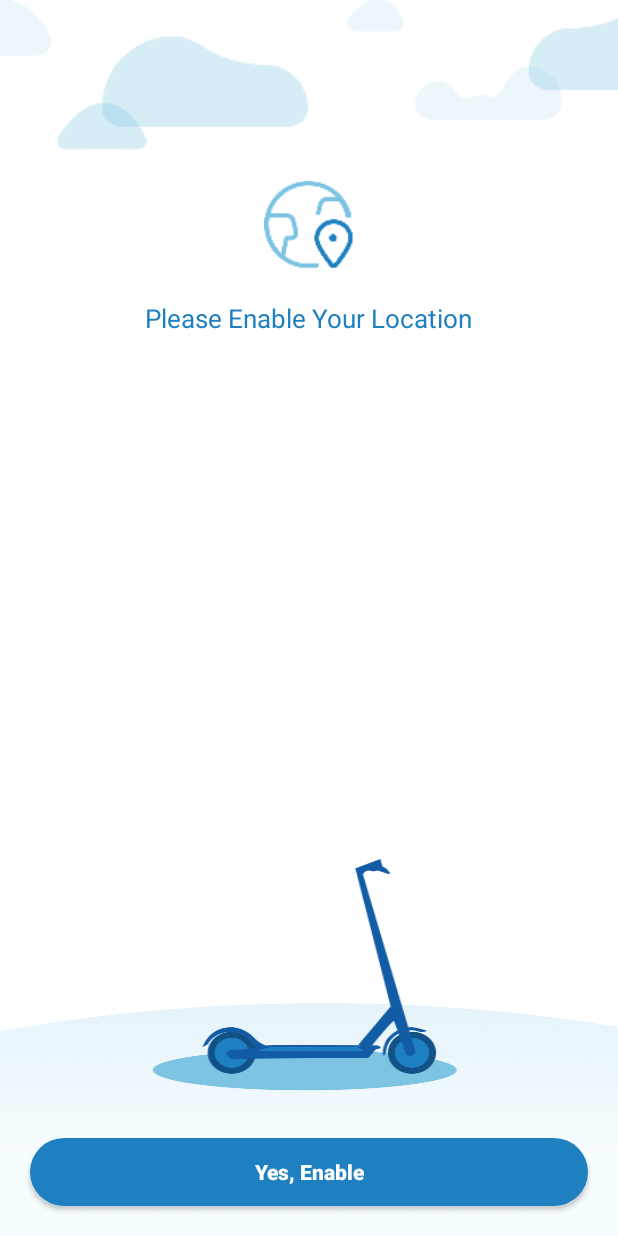
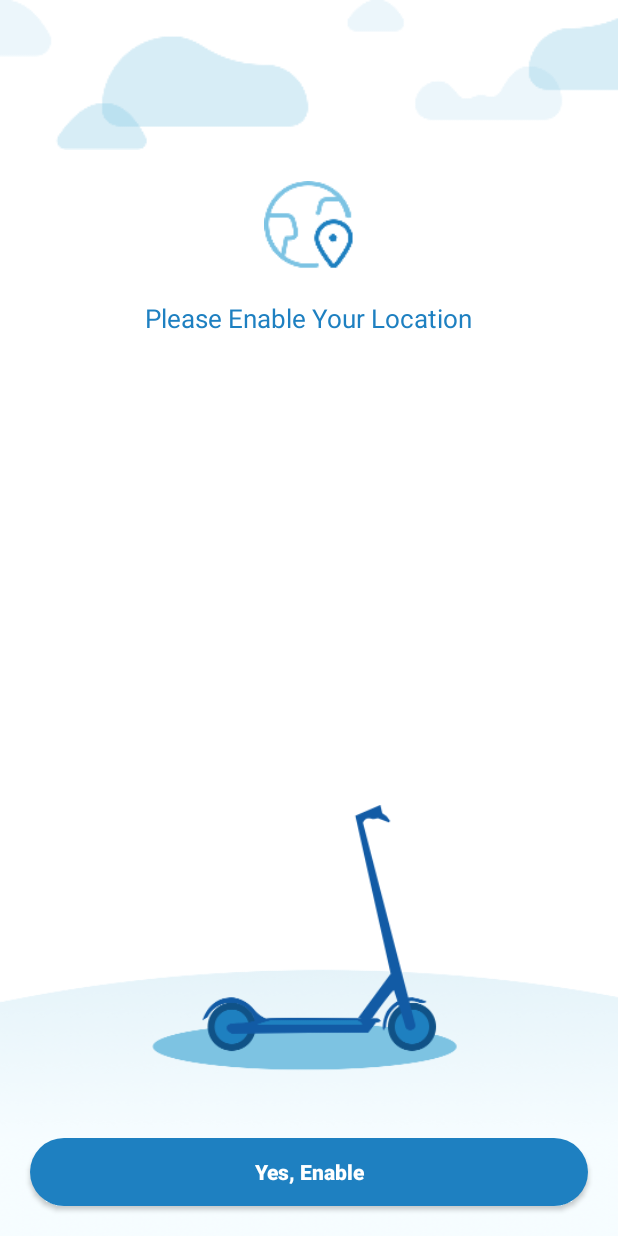
Before and after one commit to alexmbous/BlueDuck, an Android app: the EnableLocationActivity screen opened directly, with no data from a screen before it, on a phone screen of 412 x 824 dp. Run offline under Robolectric (Android 15) with nearby library versions, the phone set to English and light mode, and no system bars.

Commit message:
UI tweaks
- fixed stretching of image on "enable location" on account creation
- add default avatar and disable onclick on account creation

```diff
--- a/BlueDuck/app/build.gradle
+++ b/BlueDuck/app/build.gradle
@@ -26,7 +26,7 @@ android {
         applicationId "com.blueduckapp.blueduck"
         minSdkVersion 18
         targetSdkVersion 28
-        versionCode 20013
+        versionCode 20015
         versionName "2.0.0"
         testInstrumentationRunner "android.support.test.runner.AndroidJUnitRunner"
         ndk {
--- a/BlueDuck/app/src/main/java/com/blueduck/ride/login/activity/PersonalInformationActivity.java
+++ b/BlueDuck/app/src/main/java/com/blueduck/ride/login/activity/PersonalInformationActivity.java
@@ -91,7 +91,7 @@ public class PersonalInformationActivity extends BaseActivity implements SelectP
         baseTitleLayout.setVisibility(View.VISIBLE);
         baseTitleText.setText(getString(R.string.personal_information_title));
         imageHead = (ImageView) findViewById(R.id.image_head);
-        imageHead.setOnClickListener(this);
+        //imageHead.setOnClickListener(this);
         nameEt = (EditText) findViewById(R.id.name_edit);
         emailEt = (EditText) findViewById(R.id.email_edit);
         phoneEt = (EditText) findViewById(R.id.phone_edit);
@@ -110,6 +110,7 @@ public class PersonalInformationActivity extends BaseActivity implements SelectP
         dateOfBirthEt.addTextChangedListener(myTextWatcher);
         emailEt.setText(email);
         showHidePasswordImageButton.setOnClickListener(this);
+        showHead();
     }
 
     private class MyTextWatcher implements TextWatcher {
@@ -310,6 +311,7 @@ public class PersonalInformationActivity extends BaseActivity implements SelectP
      * 显示圆形图片
      */
     private void showHead(){
+        imagePath = "https://s3.us-east-2.amazonaws.com/blueduck-static/resources/avatar1.jpg";
         Glide.with(getApplicationContext())
                 .load(imagePath)
                 .transform(new GlideCircleTransform(getApplicationContext()))
--- a/BlueDuck/app/src/main/res/layout/enable_location_activity.xml
+++ b/BlueDuck/app/src/main/res/layout/enable_location_activity.xml
@@ -34,7 +34,8 @@
         <ImageView
             android:layout_width="match_parent"
             android:layout_height="wrap_content"
-            android:scaleType="fitXY"
+            android:scaleType="centerCrop"
+            android:adjustViewBounds="true"
             android:src="@drawable/login_image_two"
             android:layout_alignParentBottom="true"/>
 
```
